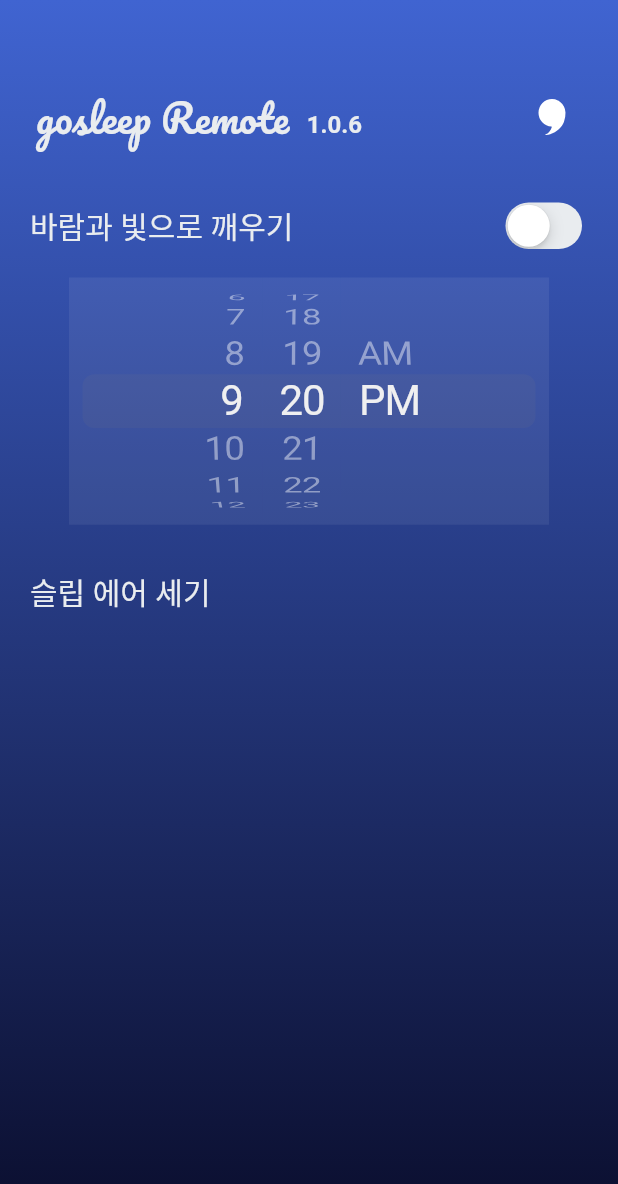
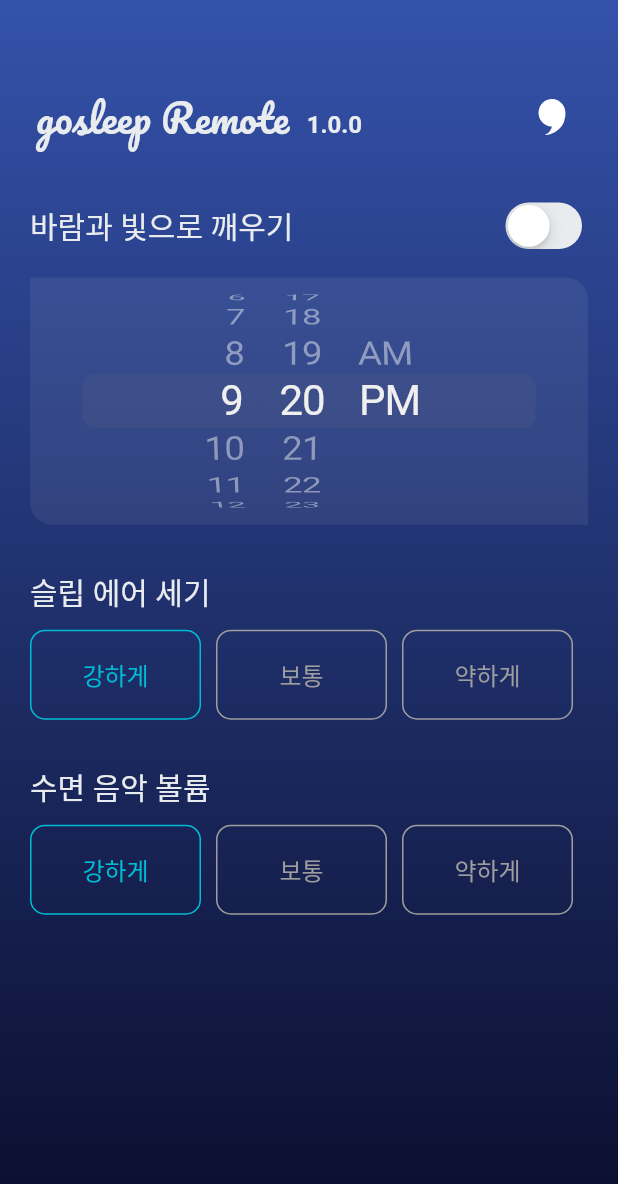
Before and after one commit to tnqkr98/gosleep_remote_flutter, a Flutter app: the screen it shows after launch, on a phone screen of 412 x 824 dp. Shown: the top 1184 px of the screen. Run offline on Flutter 3.47's test engine with Material 2 defaults, Android fonts, the phone set to English and light mode, and no system bars; our stand-ins replace flutter_svg; Roboto replaces fonts that are missing (SpoqaHanSansNeo).

Commit message:
Update SleepMainWidget.dart
1. 커스텀 라디오버튼 추가
2. TODO : 커스텀 위젯 deprecated 된거 쓰지말고 다른거 찾을 것, 리팩토링, 이벤트 연결

```diff
--- a/lib/SleepMainWidget.dart
+++ b/lib/SleepMainWidget.dart
@@ -13,12 +13,17 @@ class SleepMainWidget extends StatefulWidget{
 
 class _SleepMainWidget extends State<SleepMainWidget>{
   @override
+  void initState() {
+
+  }
+
+  @override
   Widget build(BuildContext context) {
     return Scaffold(
       body: Container(
         decoration: const BoxDecoration(
           gradient: LinearGradient(
-            colors: [GosleepColors.blue_40,GosleepColors.blue_90],
+            colors: [GosleepColors.blue_50,GosleepColors.blue_90],
             begin: Alignment.topCenter,
             end: Alignment.bottomCenter
           )
@@ -59,7 +64,7 @@ class _GosleepTitle extends State<GosleepTitle> {
               crossAxisAlignment: CrossAxisAlignment.start,
               children: const [
                 Divider(height: 10,color: Color(0x00000000),),
-                Text('   1.0.6', style: TextStyle(
+                Text('   1.0.0', style: TextStyle(
                     fontWeight: FontWeight.w400,
                     fontFamily: "Roboto_Regular",
                     fontStyle:  FontStyle.normal,
@@ -92,6 +97,20 @@ class GosleepBody extends StatefulWidget{
 class _GosleepBody extends State<GosleepBody> {
   var isAlarmOn = false;
 
+  int selectedAir = 0;
+  List<String> airList = ['강하게','보통','약하게'];
+  late List<Widget> airRadioList;
+
+  int selectedSound = 0;
+  List<String> soundList = ['4','3','2','1','0'];
+
+
+  @override
+  void initState() {
+    //for()
+    // TODO - 반복문으로 라디오 버튼 위젯 초기화 리팩토링.
+  }
+
   @override
   Widget build(BuildContext context) {
     return Padding(
@@ -116,33 +135,118 @@ class _GosleepBody extends State<GosleepBody> {
               ],
             ),
             const Divider(height: 15,color: Color(0x00000000),),
-            SizedBox(
+            Container(
               height: MediaQuery.of(context).size.height/5,
+              decoration: const BoxDecoration(
+                color: Color(0x11ffffff),
+                borderRadius: BorderRadius.only(
+                  topRight: Radius.circular(15.0),
+                  bottomLeft: Radius.circular(15.0)
+                )
+              ),
               child: CupertinoTheme(
                 data: const CupertinoThemeData(
                   textTheme: CupertinoTextThemeData(
-                    dateTimePickerTextStyle: TextStyle(color: Colors.white,fontSize: 25,fontFamily: 'SpoqaHanSansNeo'),
+                    dateTimePickerTextStyle: TextStyle(color: Colors.white, fontSize: 25, fontFamily: 'SpoqaHanSansNeo'),
                   ),
                 ),
                 child:CupertinoDatePicker(
                   mode:CupertinoDatePickerMode.time,
-                  backgroundColor: const Color(0x11ffffff),
                   use24hFormat: false,
                   onDateTimeChanged: (value){}
                 ),
               )
             ),
-            Row(
-              children: const [
-                Divider(height: 90,),
-                Expanded(
-                    child:Text('슬립 에어 세기',style: GosleepTextStyles.title3Medium_KOR,)
-                ),
-              ],
+            Padding(
+              padding: const EdgeInsets.only(top: 30),
+              child:Row(
+                children: const [
+                  Text('슬립 에어 세기',style: GosleepTextStyles.title3Medium_KOR,),
+                ],
+              ) ,
             ),
+            Padding(
+                padding: const EdgeInsets.only(top: 10),
+                child:Row(
+                  children: [
+                    Expanded(
+                      child: Padding(
+                        padding: const EdgeInsets.only(right: 10),
+                        child: customRadio(airList[0], 0),
+                      ),
+                    ),
+                    Expanded(
+                      child: Padding(
+                        padding: const EdgeInsets.only(right: 10),
+                        child: customRadio(airList[1], 1),
+                      ),
+                    ),
+                    Expanded(
+                      child: Padding(
+                        padding: const EdgeInsets.only(right: 10),
+                        child: customRadio(airList[2], 2),
+                      ),
+                    ),
+                  ],
+                )
+            ),
+            Padding(
+              padding: const EdgeInsets.only(top: 30),
+              child:Row(
+                children: const [
+                  Text('수면 음악 볼륨',style: GosleepTextStyles.title3Medium_KOR,),
+                ],
+              ) ,
+            ),
+            Padding(
+                padding: const EdgeInsets.only(top: 10),
+                child:Row(
+                  children: [
+                    Expanded(
+                      child: Padding(
+                        padding: const EdgeInsets.only(right: 10),
+                        child: customRadio(airList[0], 0),
+                      ),
+                    ),
+                    Expanded(
+                      child: Padding(
+                        padding: const EdgeInsets.only(right: 10),
+                        child: customRadio(airList[1], 1),
+                      ),
+                    ),
+                    Expanded(
+                      child: Padding(
+                        padding: const EdgeInsets.only(right: 10),
+                        child: customRadio(airList[2], 2),
+                      ),
+                    ),
+                  ],
+                )
+            )
           ],
         ),
       )
     );
   }
+
+  Widget customRadio(String txt, int index){
+    return OutlineButton(
+      onPressed: () {
+          setState((){
+            selectedAir = index;
+          });
+        },
+      padding: const EdgeInsets.all(18),
+      shape: RoundedRectangleBorder(borderRadius: BorderRadius.circular(10.0)),
+      borderSide: BorderSide(color: selectedAir == index ? Colors.cyan : Colors.grey),
+      color: Colors.cyan,
+      child: Text(txt,
+          style: TextStyle(
+              color: selectedAir == index ? Colors.cyan : Colors.grey,
+              fontFamily: 'SpoqaHanSansNeo',
+              fontSize: 16
+          ),
+        ),
+      );
+  }
 }
```
